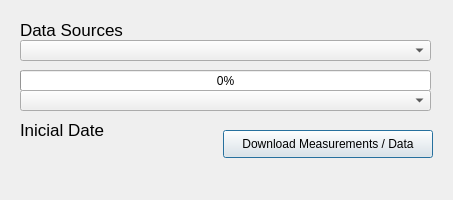
Qt form ui/watering_datachannels_dialog.ui (Ingeniousware/QGISWaterIng) before a commit.
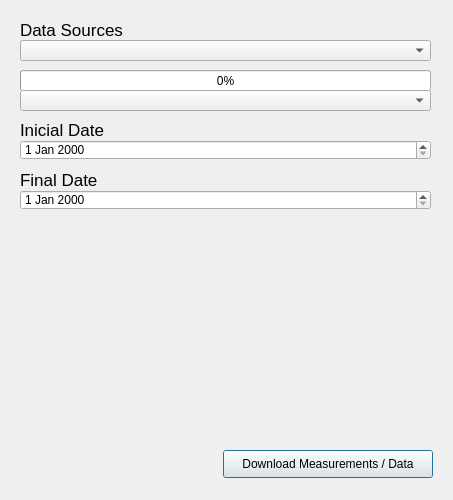
The same form after that commit.

```diff
--- a/ui/watering_datachannels_dialog.ui
+++ b/ui/watering_datachannels_dialog.ui
@@ -10,7 +10,7 @@
     <x>0</x>
     <y>0</y>
     <width>453</width>
-    <height>200</height>
+    <height>500</height>
    </rect>
   </property>
   <property name="windowTitle">
@@ -112,11 +112,57 @@
    </property>
   </widget>
 
+  <widget class="QDateEdit" name="inicialDate_box">
+   <property name="geometry">
+    <rect>
+     <x>20</x>
+     <y>140</y>
+     <width>411</width>
+     <height>20</height>
+    </rect>
+   </property>
+  </widget>
+
+  <widget class="QLabel" name="dateFinalLabel">
+   <property name="enabled">
+    <bool>true</bool>
+   </property>
+   <property name="geometry">
+    <rect>
+     <x>20</x>
+     <y>170</y>
+     <width>171</width>
+     <height>20</height>
+    </rect>
+   </property>
+   <property name="font">
+    <font>
+     <pointsize>13</pointsize>
+     <weight>50</weight>
+     <bold>false</bold>
+    </font>
+   </property>
+   <property name="text">
+    <string>Final Date</string>
+   </property>
+  </widget>
+
+  <widget class="QDateEdit" name="finalDate_box">
+   <property name="geometry">
+    <rect>
+     <x>20</x>
+     <y>190</y>
+     <width>411</width>
+     <height>20</height>
+    </rect>
+   </property>
+  </widget>
+
   <widget class="QPushButton" name="BtGetAnalysisResultsCurrent">
    <property name="geometry">
     <rect>
      <x>223</x>
-     <y>130</y>
+     <y>450</y>
      <width>210</width>
      <height>28</height>
     </rect>
```
Left out of the diff: 2 changed lines with no effect on the pictures.
